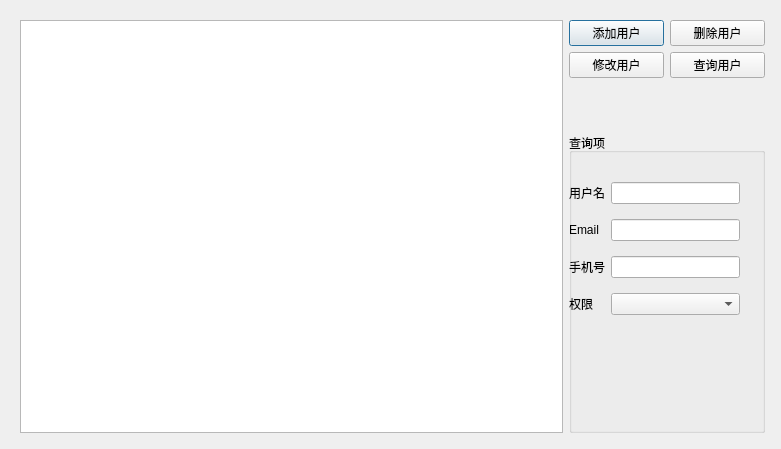
Qt form usermanagement.ui (WooodHead/labelling3) before a commit.
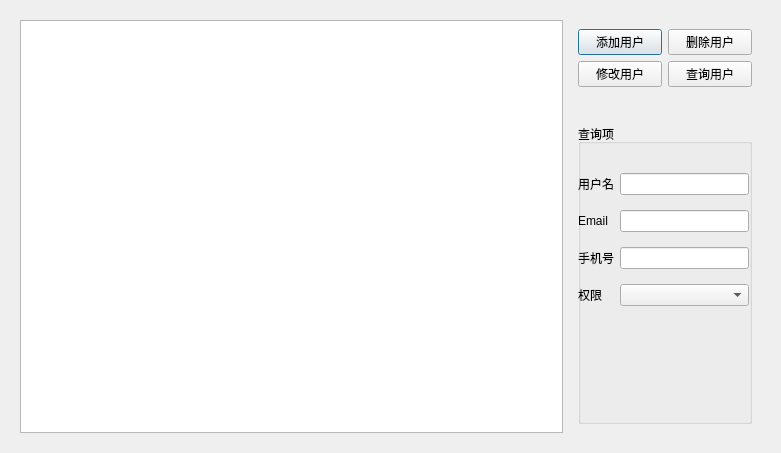
The same form after that commit.

Diff of the .ui file:
```diff
--- a/usermanagement.ui
+++ b/usermanagement.ui
@@ -16,6 +16,8 @@
   <layout class="QHBoxLayout" name="horizontalLayout">
    <item>
     <widget class="QWidget" name="widget" native="true">
+     <layout class="QHBoxLayout" name="horizontalLayout_2">
+      <item>
      <widget class="QTableView" name="_userTableView">
       <property name="geometry">
        <rect>
@@ -38,15 +40,9 @@
        </size>
       </property>
      </widget>
+      </item>
+      <item>
      <widget class="QWidget" name="widget_2" native="true">
-      <property name="geometry">
-       <rect>
-        <x>558</x>
-        <y>9</y>
-        <width>196</width>
-        <height>413</height>
-       </rect>
-      </property>
       <layout class="QVBoxLayout" name="verticalLayout">
        <item>
         <layout class="QGridLayout" name="gridLayout_2">
@@ -104,7 +100,7 @@
          <property name="title">
           <string>查询项</string>
          </property>
-         <widget class="QWidget" name="">
+           <widget class="QWidget" name="layoutWidget">
           <property name="geometry">
            <rect>
             <x>0</x>
@@ -160,6 +156,8 @@
        </item>
       </layout>
      </widget>
+      </item>
+     </layout>
     </widget>
    </item>
   </layout>
```
Left out of the diff: 11 changed lines with no effect on the pictures. Lines whose indentation alone changed are shown as unchanged.
